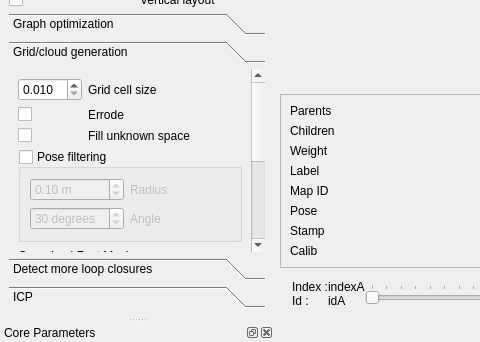
First picture: the form in guilib/src/ui/DatabaseViewer.ui, repository berkaydeniz/rtabmap, before the edit; both pictures show x 0 to 480 and y 515 to 857 of the 1285 by 857 pixel window.
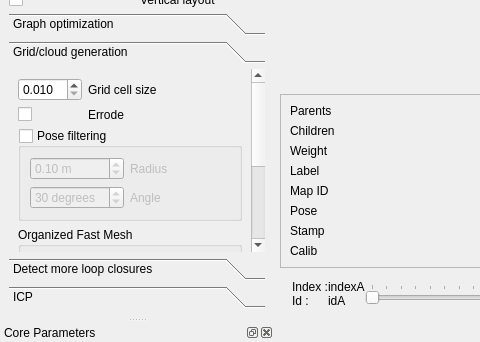
Second picture: the form after the edit. Custom widgets are drawn as their Qt base class.

Commit message: DatabaseViewer: removed unknown grid cell filled parameter

```diff
--- a/guilib/src/ui/DatabaseViewer.ui
+++ b/guilib/src/ui/DatabaseViewer.ui
@@ -1126,7 +1126,7 @@
           <x>0</x>
           <y>0</y>
           <width>278</width>
-          <height>410</height>
+          <height>383</height>
          </rect>
         </property>
         <attribute name="label">
@@ -1149,20 +1149,6 @@
              </property>
             </widget>
            </item>
-           <item row="2" column="1">
-            <widget class="QLabel" name="label_64">
-             <property name="text">
-              <string>Fill unknown space</string>
-             </property>
-            </widget>
-           </item>
-           <item row="2" column="0">
-            <widget class="QCheckBox" name="checkBox_gridFillUnkownSpace">
-             <property name="text">
-              <string/>
-             </property>
-            </widget>
-           </item>
            <item row="0" column="1">
             <widget class="QLabel" name="label_46">
              <property name="text">
```
The commit also changes 1 other file.
